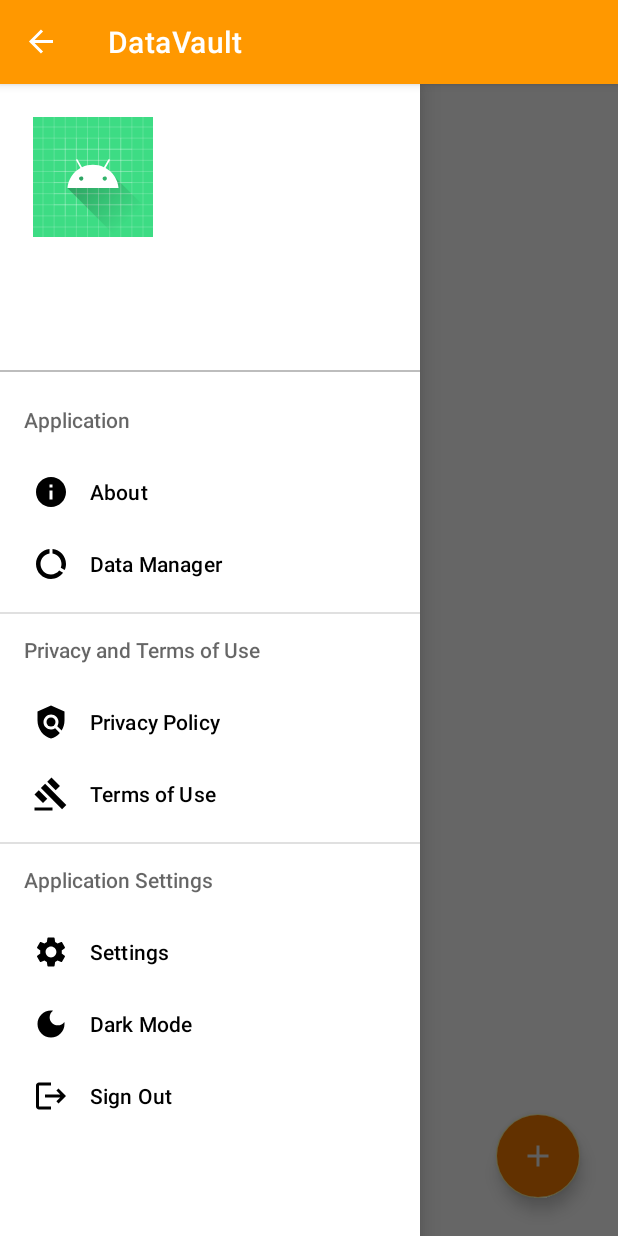
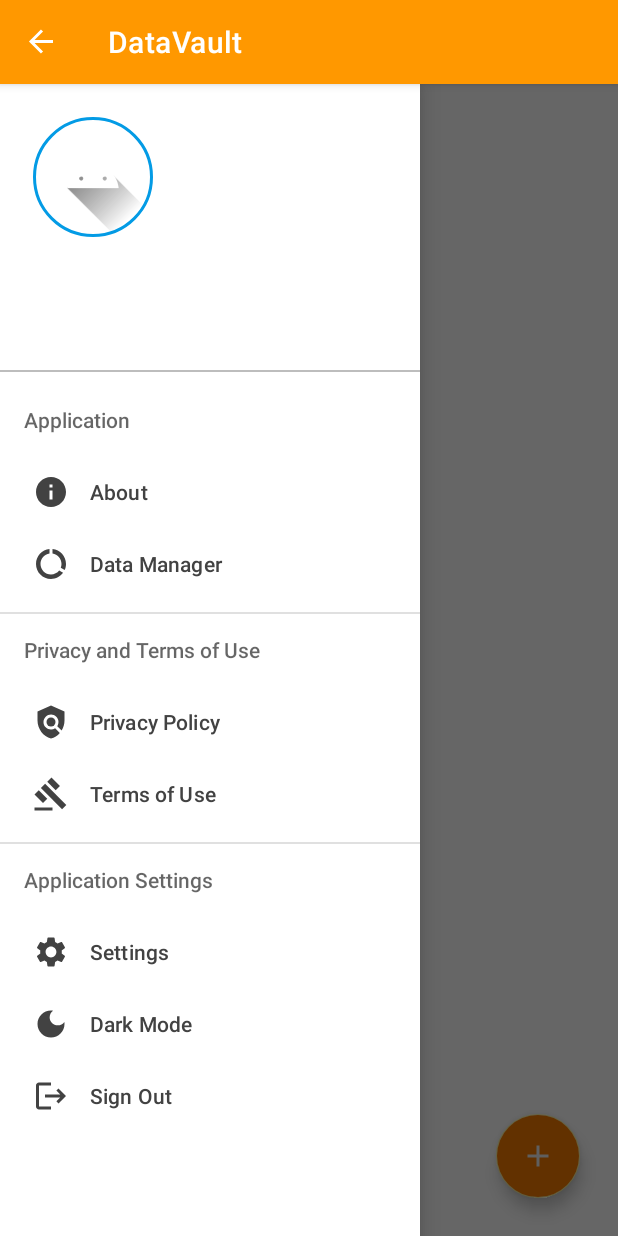
Before and after one commit to johndeweyzxc/DataVault, an Android app: the screen it shows after launch once a user with an empty profile is signed in (ContentActivity), with the side drawer open, on a phone screen of 412 x 824 dp. Run offline under Robolectric (Android 15) with nearby library versions, the phone set to English and light mode, and no system bars; our stand-ins replace CircleImageView, Firebase (no records; nobody signed in at launch, a user with empty details on screens opened directly).

Commit message:
Changed color in navigation menu and changed the shape of avatar to circle

```diff
--- a/app/src/main/java/com/example/datavault/ContentActivity.kt
+++ b/app/src/main/java/com/example/datavault/ContentActivity.kt
@@ -4,7 +4,6 @@ import android.content.Intent
 import android.os.Bundle
 import android.view.MenuItem
 import android.view.View
-import android.widget.ImageView
 import android.widget.TextView
 import android.widget.Toast
 import androidx.appcompat.app.ActionBarDrawerToggle
@@ -23,6 +22,7 @@ import com.google.firebase.auth.FirebaseUser
 import com.google.firebase.firestore.DocumentChange
 import com.google.firebase.firestore.ktx.firestore
 import com.google.firebase.ktx.Firebase
+import de.hdodenhof.circleimageview.CircleImageView
 
 class ContentActivity : AppCompatActivity() {
 
@@ -84,7 +84,7 @@ class ContentActivity : AppCompatActivity() {
     private fun updateNavHeader() {
         val navView = findViewById<NavigationView>(R.id.navView)
         val headerView: View = navView.getHeaderView(0)
-        val avatar: ImageView = headerView.findViewById(R.id.ivNavHeaderAvatar)
+        val avatar: CircleImageView = headerView.findViewById(R.id.ivNavHeaderAvatar)
         val name: TextView = headerView.findViewById(R.id.tvNavHeaderUsername)
         val email: TextView = headerView.findViewById(R.id.tvNavHeaderUserEmail)
 
@@ -101,7 +101,6 @@ class ContentActivity : AppCompatActivity() {
 
         if (currentUser.photoUrl == null) {
             // Set a default avatar if the user used different authentication provider
-            avatar.setBackgroundResource(R.drawable.ic_launcher_background)
             avatar.foreground = ContextCompat.getDrawable(this, R.drawable.ic_launcher_foreground)
         } else {
             // User used google as authentication provider
--- a/app/src/main/res/layout/activity_content.xml
+++ b/app/src/main/res/layout/activity_content.xml
@@ -44,6 +44,8 @@
         app:headerLayout="@layout/nav_header"
         app:menu="@menu/nav_menu"
         android:layout_gravity="start"
-        android:fitsSystemWindows="true"/>
+        android:fitsSystemWindows="true"
+        app:itemTextColor="@color/grey_800"
+        app:itemIconTint="@color/grey_800"/>
 
 </androidx.drawerlayout.widget.DrawerLayout>
--- a/app/src/main/res/layout/nav_header.xml
+++ b/app/src/main/res/layout/nav_header.xml
@@ -1,7 +1,6 @@
 <?xml version="1.0" encoding="utf-8"?>
 <androidx.constraintlayout.widget.ConstraintLayout xmlns:android="http://schemas.android.com/apk/res/android"
     xmlns:app="http://schemas.android.com/apk/res-auto"
-    xmlns:tools="http://schemas.android.com/tools"
     android:id="@+id/navHeader"
     android:layout_width="match_parent"
     android:layout_height="wrap_content">
@@ -18,12 +17,13 @@
         app:layout_constraintStart_toStartOf="parent"
         app:layout_constraintTop_toTopOf="parent">
 
-        <ImageView
+        <de.hdodenhof.circleimageview.CircleImageView
             android:id="@+id/ivNavHeaderAvatar"
             android:layout_width="80dp"
             android:layout_height="80dp"
-            android:contentDescription="@string/nav_header_image_view"
-            tools:srcCompat="@tools:sample/avatars" />
+            android:src="@drawable/ic_launcher_foreground"
+            app:civ_border_width="2dp"
+            app:civ_border_color="@color/light_blue_600"/>
 
         <TextView
             android:id="@+id/tvNavHeaderUsername"
@@ -31,7 +31,7 @@
             android:layout_height="wrap_content"
             android:layout_marginTop="10dp"
             android:text="@string/nav_header_text_view_name"
-            android:textColor="@color/grey_900"
+            android:textColor="@color/grey_800"
             android:textSize="22sp" />
 
         <TextView
```
